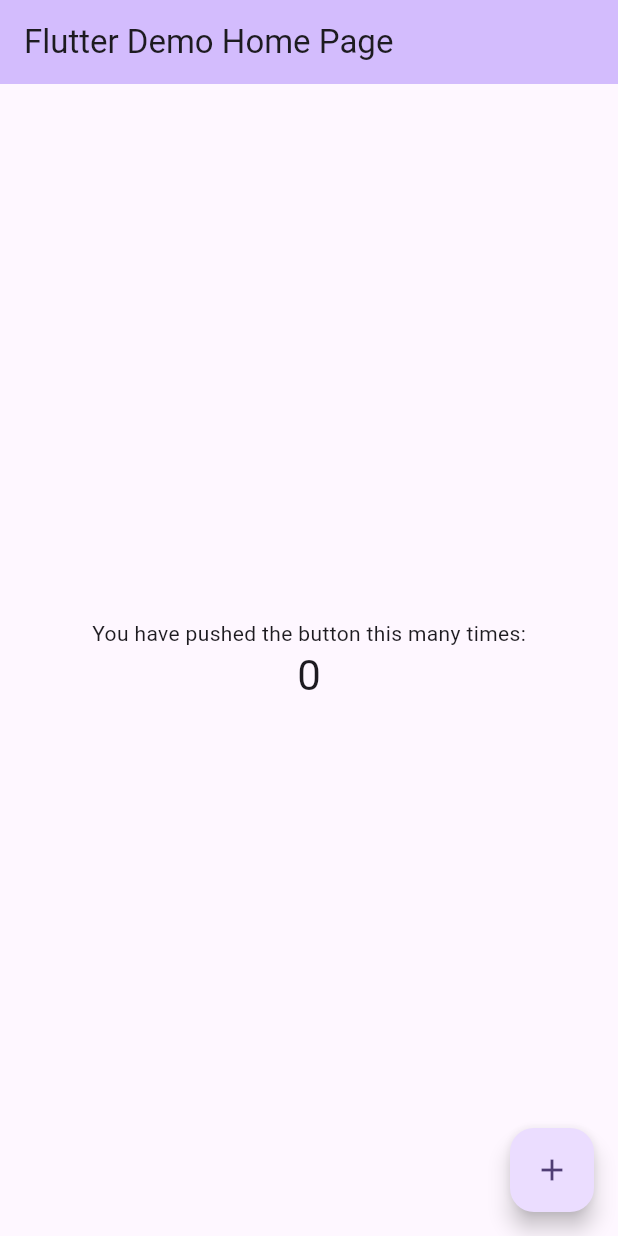
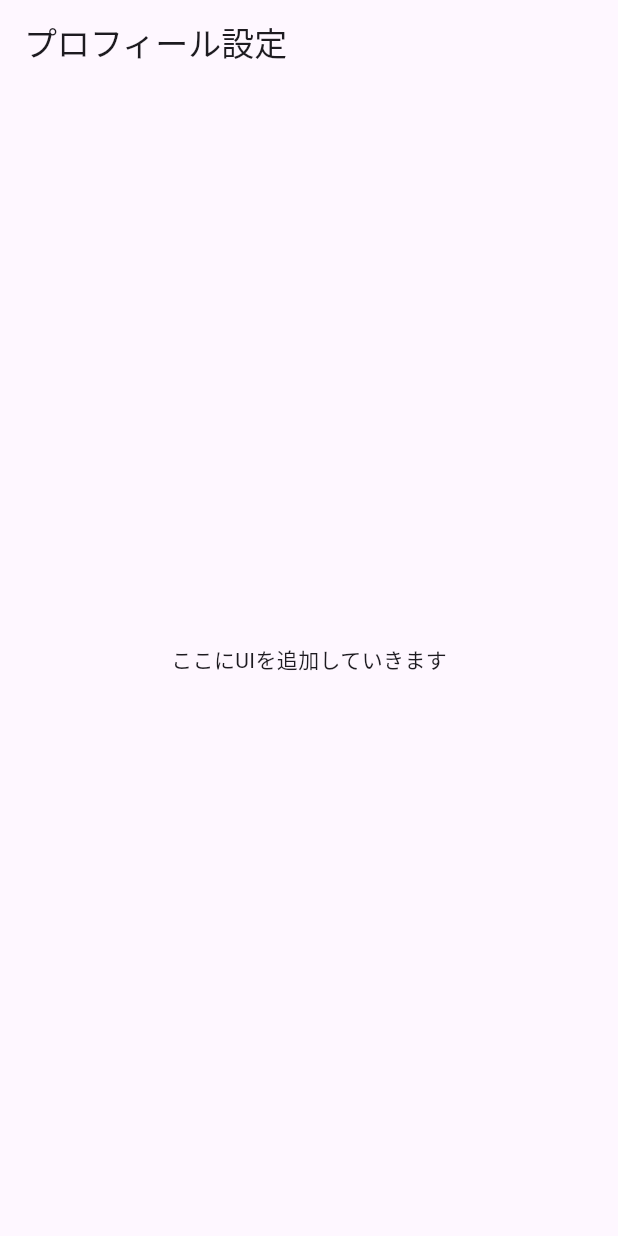
Before and after one commit to Takumi162/beat_rush, a Flutter app: the screen it shows after launch, on a phone screen of 412 x 824 dp. Run offline on Flutter 3.47's test engine with Material 3 defaults, Android fonts, the phone set to English and light mode, and no system bars; our stand-ins replace firebase_auth, firebase_core; accounts and stored records are empty; network calls fail.

Commit message:
ログイン画面型完成

```diff
--- a/lib/main.dart
+++ b/lib/main.dart
@@ -3,6 +3,7 @@
 import 'firebase_options.dart';
 
 import 'package:firebase_auth/firebase_auth.dart';
+import './screens/login/login_screen.dart';
 
 Future<void> main() async {
   WidgetsFlutterBinding.ensureInitialized();
@@ -23,110 +24,9 @@
     return MaterialApp(
       title: 'Flutter Demo',
       theme: ThemeData(
-        // This is the theme of your application.
-        //
-        // TRY THIS: Try running your application with "flutter run". You'll see
-        // the application has a purple toolbar. Then, without quitting the app,
-        // try changing the seedColor in the colorScheme below to Colors.green
-        // and then invoke "hot reload" (save your changes or press the "hot
-        // reload" button in a Flutter-supported IDE, or press "r" if you used
-        // the command line to start the app).
-        //
-        // Notice that the counter didn't reset back to zero; the application
-        // state is not lost during the reload. To reset the state, use hot
-        // restart instead.
-        //
-        // This works for code too, not just values: Most code changes can be
-        // tested with just a hot reload.
         colorScheme: ColorScheme.fromSeed(seedColor: Colors.deepPurple),
       ),
-      home: const MyHomePage(title: 'Flutter Demo Home Page'),
+      home: const LoginScreen(),
     );
   }
 }
-
-class MyHomePage extends StatefulWidget {
-  const MyHomePage({super.key, required this.title});
-
-  // This widget is the home page of your application. It is stateful, meaning
-  // that it has a State object (defined below) that contains fields that affect
-  // how it looks.
-
-  // This class is the configuration for the state. It holds the values (in this
-  // case the title) provided by the parent (in this case the App widget) and
-  // used by the build method of the State. Fields in a Widget subclass are
-  // always marked "final".
-
-  final String title;
-
-  @override
-  State<MyHomePage> createState() => _MyHomePageState();
-}
-
-class _MyHomePageState extends State<MyHomePage> {
-  int _counter = 0;
-
-  void _incrementCounter() {
-    setState(() {
-      // This call to setState tells the Flutter framework that something has
-      // changed in this State, which causes it to rerun the build method below
-      // so that the display can reflect the updated values. If we changed
-      // _counter without calling setState(), then the build method would not be
-      // called again, and so nothing would appear to happen.
-      _counter++;
-    });
-  }
-
-  @override
-  Widget build(BuildContext context) {
-    // This method is rerun every time setState is called, for instance as done
-    // by the _incrementCounter method above.
-    //
-    // The Flutter framework has been optimized to make rerunning build methods
-    // fast, so that you can just rebuild anything that needs updating rather
-    // than having to individually change instances of widgets.
-    return Scaffold(
-      appBar: AppBar(
-        // TRY THIS: Try changing the color here to a specific color (to
-        // Colors.amber, perhaps?) and trigger a hot reload to see the AppBar
-        // change color while the other colors stay the same.
-        backgroundColor: Theme.of(context).colorScheme.inversePrimary,
-        // Here we take the value from the MyHomePage object that was created by
-        // the App.build method, and use it to set our appbar title.
-        title: Text(widget.title),
-      ),
-      body: Center(
-        // Center is a layout widget. It takes a single child and positions it
-        // in the middle of the parent.
-        child: Column(
-          // Column is also a layout widget. It takes a list of children and
-          // arranges them vertically. By default, it sizes itself to fit its
-          // children horizontally, and tries to be as tall as its parent.
-          //
-          // Column has various properties to control how it sizes itself and
-          // how it positions its children. Here we use mainAxisAlignment to
-          // center the children vertically; the main axis here is the vertical
-          // axis because Columns are vertical (the cross axis would be
-          // horizontal).
-          //
-          // TRY THIS: Invoke "debug painting" (choose the "Toggle Debug Paint"
-          // action in the IDE, or press "p" in the console), to see the
-          // wireframe for each widget.
-          mainAxisAlignment: MainAxisAlignment.center,
-          children: <Widget>[
-            const Text('You have pushed the button this many times:'),
-            Text(
-              '$_counter',
-              style: Theme.of(context).textTheme.headlineMedium,
-            ),
-          ],
-        ),
-      ),
-      floatingActionButton: FloatingActionButton(
-        onPressed: _incrementCounter,
-        tooltip: 'Increment',
-        child: const Icon(Icons.add),
-      ), // This trailing comma makes auto-formatting nicer for build methods.
-    );
-  }
-}
--- a/lib/screens/login/login_screen.dart
+++ b/lib/screens/login/login_screen.dart
@@ -0,0 +1,18 @@
+import 'package:flutter/material.dart';
+
+class LoginScreen extends StatefulWidget {
+  const LoginScreen({super.key});
+
+  @override
+  State<LoginScreen> createState() => _LoginScreenState();
+}
+
+class _LoginScreenState extends State<LoginScreen> {
+  @override
+  Widget build(BuildContext context) {
+    return Scaffold(
+      appBar: AppBar(title: const Text('プロフィール設定')),
+      body: const Center(child: Text('ここにUIを追加していきます')),
+    );
+  }
+}
```
